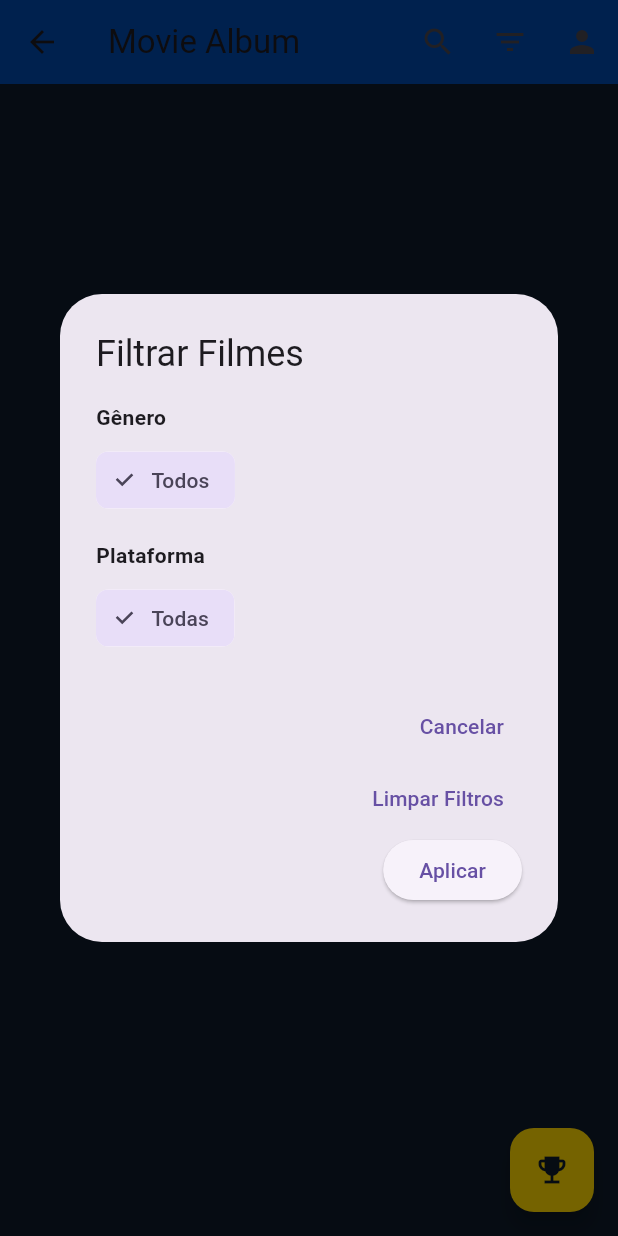
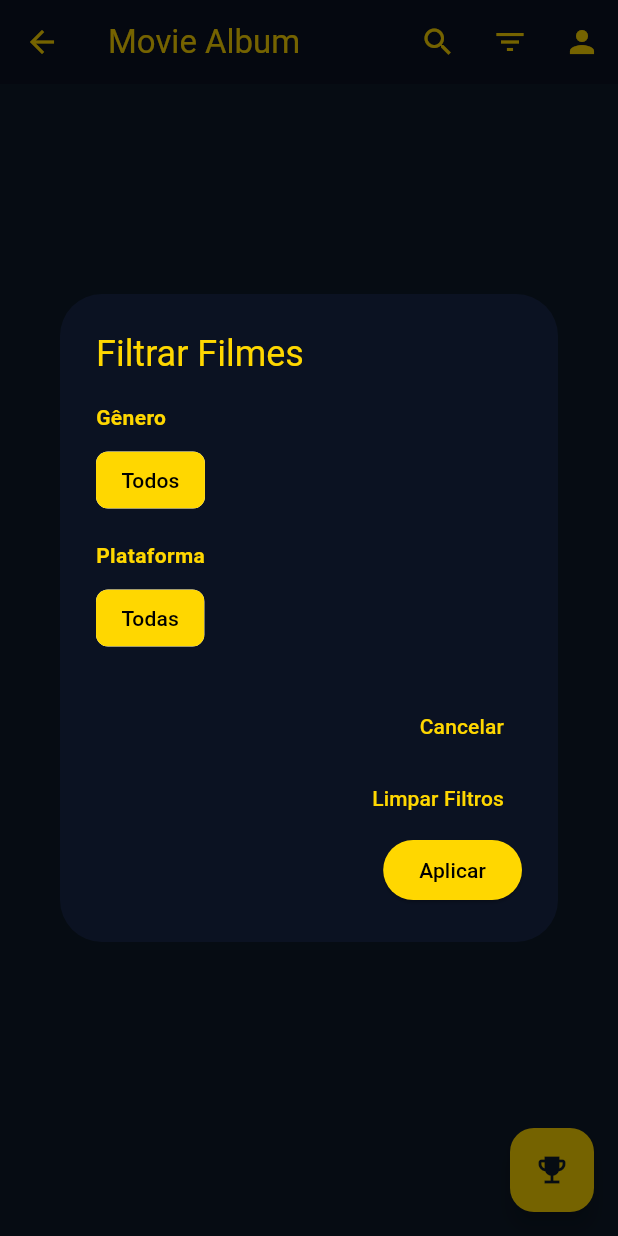
Before and after one commit to felipe-souza91/albumFilmesApp, a Flutter app: the HomeScreen screen opened by its route, after a tap on the "filter list" icon, on a phone screen of 412 x 824 dp. Run offline on Flutter 3.47's test engine with Material 3 defaults, Android fonts, the phone set to English and light mode, and no system bars; our stand-ins replace cloud_firestore, firebase_auth, firebase_core, flutter_dotenv, hive, share_plus; accounts and stored records are empty.

Commit message:
Correção de bugs e ajustes de layout

```diff
--- a/lib/models/movie.dart
+++ b/lib/models/movie.dart
@@ -27,10 +27,10 @@ class Movie {
   factory Movie.fromJson(Map<String, dynamic> json) {
     return Movie(
       id: json['id'] ?? 0,
-      title: json['title'] ?? 0,
+      title: json['title'] ?? '',
       description: json['description'],
-      genres: List<String>.from(json['genres'] ?? []),
-      platforms: List<String>.from(json['platforms'] ?? []),
+      genres: List<String>.from(json['genres'] ?? ['Desconhecido']),
+      platforms: List<String>.from(json['platforms'] ?? ['Desconhecida']),
       releaseDate: json['releaseDate'] != null
           ? DateTime.tryParse(json['releaseDate']) ?? DateTime(2000)
           : DateTime(2000),
--- a/lib/providers/movie_provider.dart
+++ b/lib/providers/movie_provider.dart
@@ -1,9 +1,12 @@
+import 'package:cloud_firestore/cloud_firestore.dart';
+import 'package:firebase_auth/firebase_auth.dart';
 import 'package:flutter/material.dart';
 import 'package:provider/provider.dart';
 import '../models/movie.dart';
 
 class MovieProvider extends ChangeNotifier {
   List<Movie> _movies = [];
+  List<Movie> _userMoviesMap = [];
   List<Movie> _filteredMovies = [];
   bool _isLoading = false;
   String _error = '';
@@ -25,22 +28,52 @@ class MovieProvider extends ChangeNotifier {
   String? get keywordFilter => _keywordFilter;
   String? get nameFilter => _nameFilter;
 
+  String? get currentUserId => FirebaseAuth.instance.currentUser?.uid;
+
   // Carregar filmes
-  Future<void> loadMovies(Future<List<Movie>> Function() getMovies) async {
+  Future<void> loadMovies(
+    Future<List<Movie>> Function() getMovies,
+    Future<Map<String, Map<String, dynamic>>> Function() getUserMovies,
+  ) async {
     _isLoading = true;
     _error = '';
     notifyListeners();
 
     try {
-      _movies = await getMovies();
+      final moviesList = await getMovies();
+      final userMoviesMap = await getUserMovies();
+
+      _movies = moviesList.map((movie) {
+        final userData = userMoviesMap[movie.id.toString()];
+        return movie.copyWith(
+          isWatched: userData?['isWatched'] ?? false,
+          rating: userData?['rating']?.toDouble() ?? 0.0,
+        );
+      }).toList();
+
       _applyFilters();
     } catch (e, stackTrace) {
-      _error = 'Error getting movies: $e\n$stackTrace';
+      _error = 'Error getting movies or user data: $e\n$stackTrace';
       print(_error);
     } finally {
       _isLoading = false;
       notifyListeners();
     }
+  }
+
+  Future<Map<String, Map<String, dynamic>>> getUserMovies() async {
+    final snapshot = await FirebaseFirestore.instance
+        .collection('user_movies')
+        .where('userId', isEqualTo: currentUserId)
+        .get();
+
+    return {
+      for (var doc in snapshot.docs)
+        doc['movieId']: {
+          'isWatched': doc['watched'],
+          'rating': doc['rating'],
+        }
+    };
   }
 
   // Aplicar filtros
--- a/lib/views/home/home_screen.dart
+++ b/lib/views/home/home_screen.dart
@@ -27,7 +27,10 @@ class _HomeScreenState extends State<HomeScreen> {
 
   Future<void> _loadMovies() async {
     final movieProvider = Provider.of<MovieProvider>(context, listen: false);
-    await movieProvider.loadMovies(() => _firestoreService.getMovies());
+    await movieProvider.loadMovies(
+      () => _firestoreService.getMovies(),
+      () => movieProvider.getUserMovies(),
+    );
   }
 
   @override
@@ -35,8 +38,12 @@ class _HomeScreenState extends State<HomeScreen> {
     return Scaffold(
       backgroundColor: Color(0xFF0D1B2A),
       appBar: AppBar(
-        title: Text('Movie Album'),
-        backgroundColor: Color(0xFF0047AB),
+        iconTheme: IconThemeData(color: Color(0xFFFFD700)),
+        title: Text(
+          'Movie Album',
+          style: TextStyle(color: Color(0xFFFFD700)),
+        ),
+        backgroundColor: Color.fromRGBO(11, 18, 34, 1.0),
         actions: [
           IconButton(
             icon: Icon(Icons.search),
@@ -254,7 +261,9 @@ class _HomeScreenState extends State<HomeScreen> {
         String searchText = _searchQuery;
 
         return AlertDialog(
-          title: Text('Buscar Filmes'),
+          backgroundColor: Color.fromRGBO(11, 18, 34, 1.0),
+          title:
+              Text('Buscar Filmes', style: TextStyle(color: Color(0xFFFFD700))),
           content: TextField(
             onChanged: (value) {
               searchText = value;
@@ -266,12 +275,19 @@ class _HomeScreenState extends State<HomeScreen> {
           ),
           actions: [
             TextButton(
+              style: ButtonStyle(
+                foregroundColor: MaterialStateProperty.all<Color>(Colors.white),
+              ),
               onPressed: () {
                 Navigator.pop(context);
               },
-              child: Text('Cancelar'),
+              child:
+                  Text('Cancelar', style: TextStyle(color: Color(0xFFFFD700))),
             ),
             ElevatedButton(
+              style: ElevatedButton.styleFrom(
+                backgroundColor: Color(0xFFFFD700),
+              ),
               onPressed: () {
                 setState(() {
                   _searchQuery = searchText;
@@ -284,7 +300,8 @@ class _HomeScreenState extends State<HomeScreen> {
 
                 Navigator.pop(context);
               },
-              child: Text('Buscar'),
+              child: Text('Buscar',
+                  style: TextStyle(color: Color.fromRGBO(11, 18, 34, 1.0))),
             ),
           ],
         );
@@ -318,16 +335,34 @@ class _HomeScreenState extends State<HomeScreen> {
       builder: (context) {
         return StatefulBuilder(
           builder: (context, setState) {
-            return AlertDialog(
-              title: Text('Filtrar Filmes'),
-              content: SingleChildScrollView(
+            return Theme(
+                data: ThemeData(
+                  primaryColor: Color(0xFFFFD700),
+                  colorScheme: ColorScheme.fromSwatch().copyWith(
+                    secondary: Color.fromRGBO(11, 18, 34, 1.0),
+                  ),
+                  textButtonTheme: TextButtonThemeData(
+                    style: TextButton.styleFrom(
+                      foregroundColor: Color(0xFFFFD700),
+                    ),
+                  ),
+                ),
+                child: AlertDialog(
+                  backgroundColor: Color.fromRGBO(11, 18, 34, 1.0),
+                  title: Text('Filtrar Filmes',
+                      style: TextStyle(color: Color(0xFFFFD700))),
+                  content: Scrollbar(
+                    thumbVisibility: true,
+                    child: SingleChildScrollView(
                       child: Column(
                         mainAxisSize: MainAxisSize.min,
                         crossAxisAlignment: CrossAxisAlignment.start,
                         children: [
                           Text(
                             'Gênero',
-                      style: TextStyle(fontWeight: FontWeight.bold),
+                            style: TextStyle(
+                                fontWeight: FontWeight.bold,
+                                color: Color(0xFFFFD700)),
                           ),
                           SizedBox(height: 8),
                           Wrap(
@@ -335,6 +370,9 @@ class _HomeScreenState extends State<HomeScreen> {
                             runSpacing: 8,
                             children: [
                               FilterChip(
+                                showCheckmark: false,
+                                labelStyle: TextStyle(color: Colors.black),
+                                selectedColor: Color(0xFFFFD700),
                                 label: Text('Todos'),
                                 selected: selectedGenre.isEmpty,
                                 onSelected: (selected) {
@@ -343,8 +381,13 @@ class _HomeScreenState extends State<HomeScreen> {
                                   });
                                 },
                               ),
-                        ...genresList.map((genre) {
+                              ...genresList
+                                  .where((genre) => genre.trim().isNotEmpty)
+                                  .map((genre) {
                                 return FilterChip(
+                                  labelStyle: TextStyle(color: Colors.black),
+                                  showCheckmark: false,
+                                  selectedColor: Color(0xFFFFD700),
                                   label: Text(genre),
                                   selected: selectedGenre == genre,
                                   onSelected: (selected) {
@@ -359,7 +402,9 @@ class _HomeScreenState extends State<HomeScreen> {
                           SizedBox(height: 16),
                           Text(
                             'Plataforma',
-                      style: TextStyle(fontWeight: FontWeight.bold),
+                            style: TextStyle(
+                                fontWeight: FontWeight.bold,
+                                color: Color(0xFFFFD700)),
                           ),
                           SizedBox(height: 8),
                           Wrap(
@@ -367,6 +412,9 @@ class _HomeScreenState extends State<HomeScreen> {
                             runSpacing: 8,
                             children: [
                               FilterChip(
+                                labelStyle: TextStyle(color: Colors.black),
+                                showCheckmark: false,
+                                selectedColor: Color(0xFFFFD700),
                                 label: Text('Todas'),
                                 selected: selectedPlatform.isEmpty,
                                 onSelected: (selected) {
@@ -375,13 +423,20 @@ class _HomeScreenState extends State<HomeScreen> {
                                   });
                                 },
                               ),
-                        ...platformsList.map((platform) {
+                              ...platformsList
+                                  .where(
+                                      (platform) => platform.trim().isNotEmpty)
+                                  .map((platform) {
                                 return FilterChip(
+                                  labelStyle: TextStyle(color: Colors.black),
+                                  showCheckmark: false,
+                                  selectedColor: Color(0xFFFFD700),
                                   label: Text(platform),
                                   selected: selectedPlatform == platform,
                                   onSelected: (selected) {
                                     setState(() {
-                                selectedPlatform = selected ? platform : '';
+                                      selectedPlatform =
+                                          selected ? platform : '';
                                     });
                                   },
                                 );
@@ -389,6 +444,7 @@ class _HomeScreenState extends State<HomeScreen> {
                             ],
                           ),
                         ],
+                      ),
                     ),
                   ),
                   actions: [
@@ -410,6 +466,9 @@ class _HomeScreenState extends State<HomeScreen> {
                       child: Text('Limpar Filtros'),
                     ),
                     ElevatedButton(
+                      style: ElevatedButton.styleFrom(
+                        backgroundColor: Color(0xFFFFD700),
+                      ),
                       onPressed: () {
                         setState(() {
                           _selectedGenre = selectedGenre;
@@ -423,10 +482,13 @@ class _HomeScreenState extends State<HomeScreen> {
 
                         Navigator.pop(context);
                       },
-                  child: Text('Aplicar'),
+                      child: Text(
+                        'Aplicar',
+                        style: TextStyle(color: Colors.black),
+                      ),
                     ),
                   ],
-            );
+                ));
           },
         );
       },
```
Also changed, not shown: lib/main.dart (+10 -2 lines), lib/models/achievement.dart (+7 -7 lines), lib/views/achievements/achievements_screen.dart (+8 -2 lines), lib/views/movie_details/movie_details_screen.dart (+13 -4 lines). Lines whose indentation alone changed are shown as unchanged.
